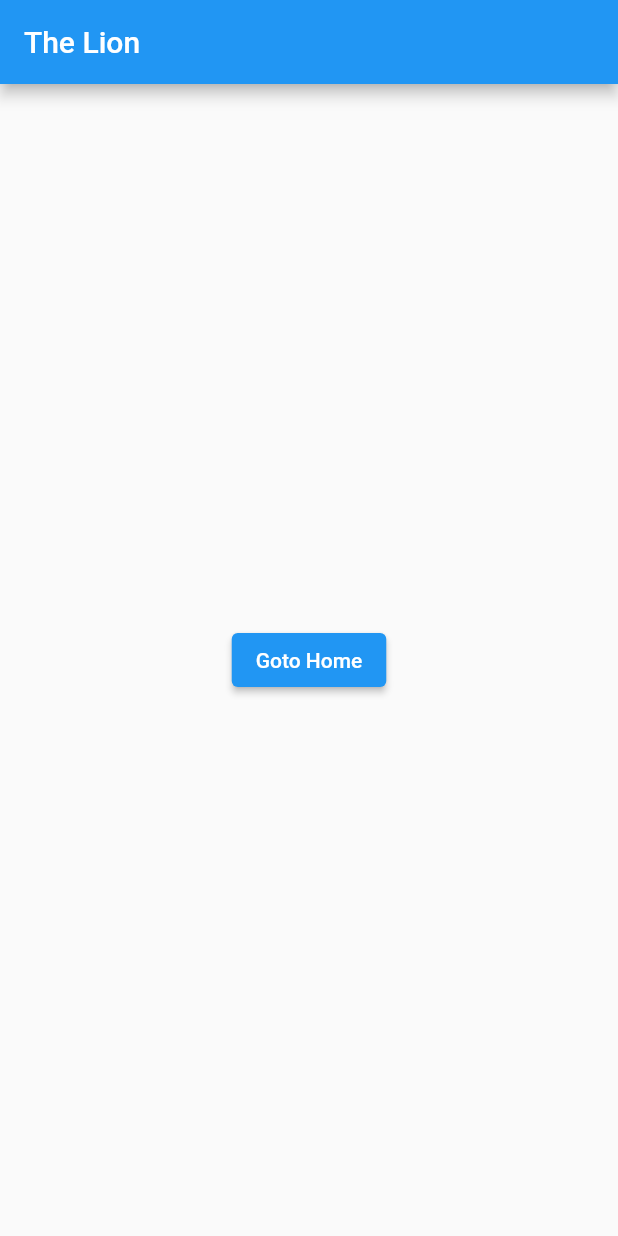
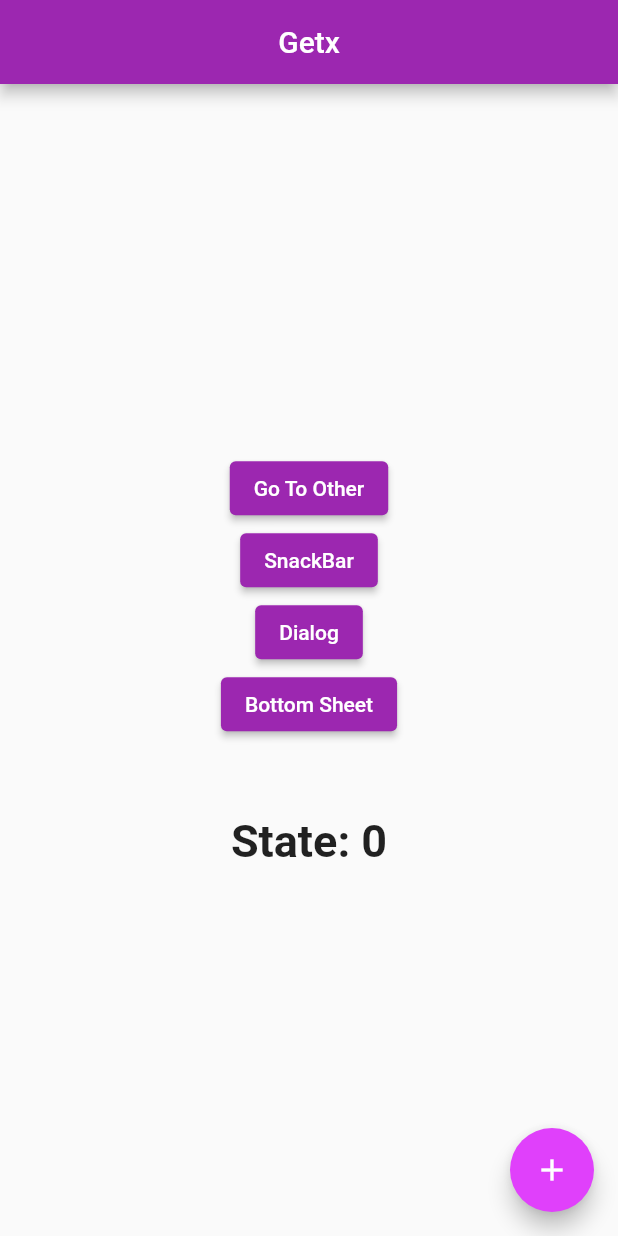
Before and after one commit to net2mulu/getx_test, a Flutter app: the screen it shows after launch, on a phone screen of 412 x 824 dp. Run offline on Flutter 3.47's test engine with Material 2 defaults, Android fonts, the light colour scheme and no system bars; our stand-ins replace get.

Commit message:
First session except for the stream'

```diff
--- a/lib/main.dart
+++ b/lib/main.dart
@@ -1,6 +1,7 @@
 import 'package:flutter/material.dart';
 import 'package:get/get.dart';
 import 'package:get/get_navigation/get_navigation.dart';
+import 'package:getx_test/screens/home.dart';
 
 void main() {
   runApp(const MyApp());
@@ -16,52 +17,9 @@
       title: 'Flutter Demo',
       debugShowCheckedModeBanner: false,
       theme: ThemeData(
-
-        primarySwatch: Colors.blue,
+        colorScheme: ColorScheme.fromSwatch(primarySwatch: Colors.purple).copyWith(secondary: Colors.purpleAccent)
       ),
-      home: const MyHomePage(),
+      home:  Home(),
     );
   }
 }
-
-
-class MyHomePage extends StatelessWidget {
-  const MyHomePage({ Key? key }) : super(key: key);
-
-  @override
-  Widget build(BuildContext context) {
-    return Scaffold(
-      appBar: AppBar(
-        title: const Text('The Lion'),
-      ),
-      body: Center(child:
-      Column(
-        mainAxisAlignment: MainAxisAlignment.center,
-        crossAxisAlignment: CrossAxisAlignment.center,
-        children: [
-          ElevatedButton(onPressed: (){Get.to(const Welcome());}, child: const Text('Goto Home'))
-        ],
-      ),),
-    );
-  }
-}
-
-class Welcome extends StatelessWidget {
-  const Welcome({ Key? key }) : super(key: key);
-
-  @override
-  Widget build(BuildContext context) {
-    return Scaffold(
-      appBar: AppBar(title: const Text('Welcome'),
-      ),
-      body: Center(child:
-      Column(
-        mainAxisAlignment: MainAxisAlignment.center,
-        crossAxisAlignment: CrossAxisAlignment.center,
-        children: [
-          ElevatedButton(onPressed: (){Get.back();}, child: const Text('Goto back'))
-        ],
-      ),),
-    );
-  }
-}
--- /dev/null
+++ b/lib/screens/home.dart
@@ -0,0 +1,98 @@
+import 'dart:developer';
+
+import 'package:flutter/material.dart';
+import 'package:get/get.dart';
+import 'package:getx_test/states/counterState.dart';
+
+
+class Home extends StatelessWidget {
+   Home({ Key? key }) : super(key: key);
+
+final CounterState counterState = Get.put(CounterState());
+
+goToNext() {
+  Get.to(const Other());
+  // Navigator.push(context, MaterialPageRoute(builder: (context) => Other()));
+}
+
+_showSnackBar() {
+  Get.snackbar("Hey There", "Snack is easy");
+}
+
+_showDialog()  {
+  Get.defaultDialog(title: "SimpleDialogue",content: const Text("Too Easy"));
+}
+
+_showBottomSheet() {
+  Get.bottomSheet(Container(
+    child: Wrap(children: [
+      ListTile(
+        leading: const Icon(Icons.music_note),
+        title:const Text('Music'),
+        onTap: () => {},
+      ),
+
+       ListTile(
+        leading:const Icon(Icons.videocam),
+        title:const Text('Video'),
+        onTap: () => {},
+      ),
+     const  SizedBox(height: 100,)
+
+    ],)
+    ),
+    backgroundColor: Colors.white,
+    );
+}
+
+  @override
+  Widget build(BuildContext context) {
+    return Scaffold(
+      appBar: AppBar(
+        title: const Text('Getx'),
+        centerTitle: true,
+      ),
+      body: Center(child: Column(
+        mainAxisAlignment: MainAxisAlignment.center,
+        crossAxisAlignment: CrossAxisAlignment.center,
+        children: [
+          ElevatedButton(onPressed: () => goToNext(), child: const Text("Go To Other")),
+          ElevatedButton(onPressed: () => _showSnackBar(), child: const Text("SnackBar")),
+          ElevatedButton(onPressed: () => _showDialog(), child: const Text("Dialog")),
+          ElevatedButton(onPressed: () => _showBottomSheet(), child: const Text("Bottom Sheet")),
+          const SizedBox(height: 50,),
+          Obx(
+            () =>  Text(
+              "State: " + counterState.count.string,
+              style: const TextStyle(fontSize: 30,
+              fontWeight: FontWeight.bold),
+            ),
+          ),
+        ],
+      ),
+
+      ),
+       floatingActionButton: FloatingActionButton(
+        onPressed: () {
+         counterState.increment();
+        },
+        child: const Icon(Icons.add),
+      ),
+    );
+  }
+}
+
+
+class Other extends StatelessWidget {
+  const Other({Key? key}) : super(key: key);
+
+
+  @override
+  Widget build(BuildContext context) {
+    return Scaffold(
+      appBar: AppBar(),
+      body: const Center(child: Text("Other"),
+      ),
+    );
+  }
+}
--- /dev/null
+++ b/lib/states/counterState.dart
@@ -0,0 +1,8 @@
+import 'package:get/get_rx/src/rx_types/rx_types.dart';
+import 'package:get/get_state_manager/get_state_manager.dart';
+
+class CounterState extends GetxController {
+  var count = 0.obs;
+
+  increment() => count++;
+}
```
